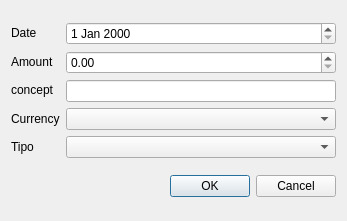
This is frontend/transaccionbasicadialog.ui in JulianAlejandro/QT_CuentasCPP as Qt 5 draws it before an edit. The edited form follows.
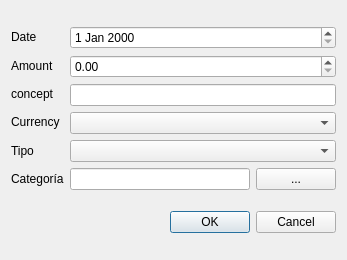
This is the edited form.

Diff of the .ui file:
```diff
--- a/frontend/transaccionbasicadialog.ui
+++ b/frontend/transaccionbasicadialog.ui
@@ -7,7 +7,7 @@
     <x>0</x>
     <y>0</y>
     <width>347</width>
-    <height>221</height>
+    <height>260</height>
    </rect>
   </property>
   <property name="windowTitle">
@@ -53,6 +53,13 @@
          </property>
         </widget>
        </item>
+        <item>
+         <widget class="QLabel" name="label_7">
+          <property name="text">
+           <string>Categoría</string>
+          </property>
+         </widget>
+        </item>
       </layout>
      </item>
      <item>
@@ -79,6 +86,24 @@
        <item>
         <widget class="QComboBox" name="tipoComboBox"/>
        </item>
+        <item>
+         <layout class="QHBoxLayout" name="categoryLayout">
+          <item>
+           <widget class="QLineEdit" name="categoryLineEdit">
+            <property name="readOnly">
+             <bool>true</bool>
+            </property>
+           </widget>
+          </item>
+          <item>
+           <widget class="QPushButton" name="categoryPushButton">
+            <property name="text">
+             <string>...</string>
+            </property>
+           </widget>
+          </item>
+         </layout>
+        </item>
       </layout>
      </item>
     </layout>
```
Lines whose indentation alone changed are shown as unchanged.
